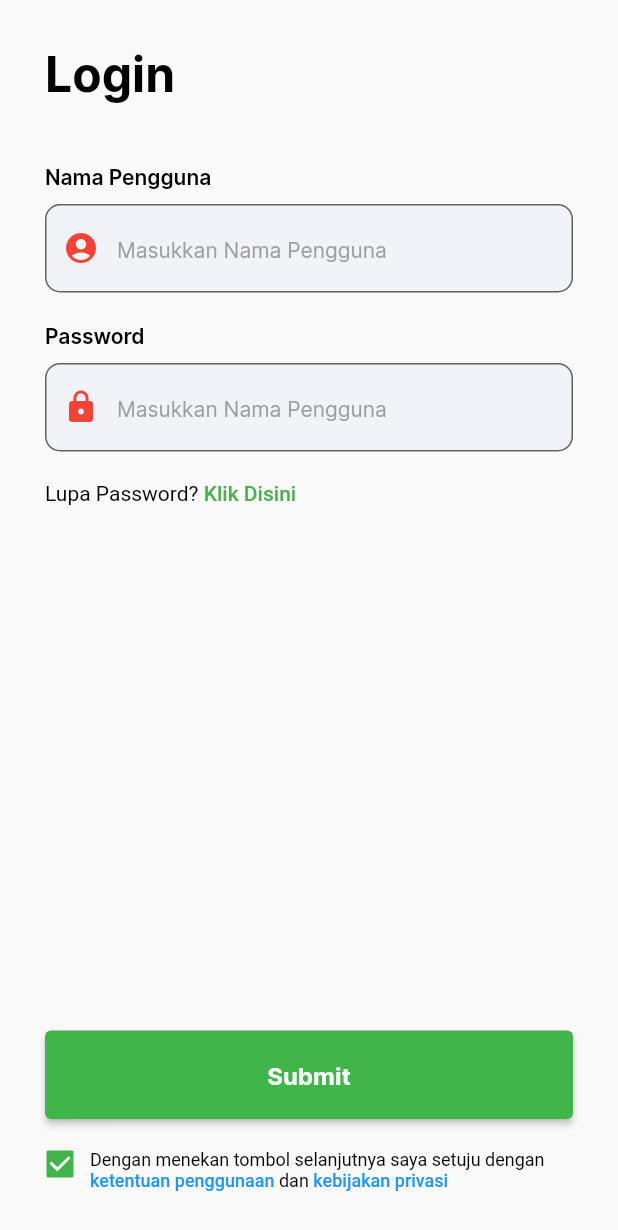
After one commit to IkbalGumilar/bmt_kbs, a Flutter app: the LoginPage screen opened directly, on a phone screen of 412 x 824 dp. The commit adds this screen. Shown: the top 1230 px of the screen. Run offline on Flutter 3.47's test engine with Material 2 defaults, Android fonts, the phone set to English and light mode, and no system bars; our stand-ins replace flutter_native_splash; statements that could not run were skipped.

Commit message:
Membuat login screen

```diff
--- /dev/null
+++ b/lib/screens/auth/login.dart
@@ -0,0 +1,221 @@
+import 'package:bmt_kbs/etc/color_pallete.dart';
+import 'package:flutter/gestures.dart';
+import 'package:flutter/material.dart';
+
+class LoginPage extends StatelessWidget {
+  const LoginPage({super.key});
+
+  @override
+  Widget build(BuildContext context) {
+    return Scaffold(
+      resizeToAvoidBottomInset: false,
+      body: SafeArea(
+        child: Padding(
+          padding: const EdgeInsets.all(30.0),
+          child: Column(
+            crossAxisAlignment: CrossAxisAlignment.start,
+            mainAxisAlignment: MainAxisAlignment.spaceBetween,
+            children: [
+              Column(
+                crossAxisAlignment: CrossAxisAlignment.start,
+                children: [
+                  Column(
+                    children: [
+                      const Text(
+                        "Login",
+                        style: TextStyle(
+                          color: Colors.black,
+                          fontSize: 32,
+                          fontWeight: FontWeight.w700,
+                        ),
+                      ),
+                      const SizedBox(
+                        height: 40,
+                      ),
+                    ],
+                  ),
+                  LoginInputWidget(
+                    label: "Nama Pengguna",
+                    inputIcon: Icons.account_circle_rounded,
+                  ),
+                  SizedBox(
+                    height: 20,
+                  ),
+                  LoginInputWidget(
+                    label: "Password",
+                    inputIcon: Icons.lock,
+                  ),
+                  SizedBox(
+                    height: 20,
+                  ),
+                  RichText(
+                    text: TextSpan(
+                      children: [
+                        TextSpan(
+                          text: "Lupa Password?",
+                          style: TextStyle(color: Colors.black),
+                        ),
+                        TextSpan(
+                          text: " Klik Disini",
+                          style: TextStyle(
+                            color: Colors.green,
+                            fontWeight: FontWeight.w500,
+                          ),
+                          recognizer: TapGestureRecognizer()
+                            ..onTap = () {
+                              print("Lupa Password");
+                            },
+                        ),
+                      ],
+                    ),
+                  ),
+                ],
+              ),
+              Flexible(
+                child: Column(
+                  mainAxisAlignment: MainAxisAlignment.end,
+                  children: [
+                    Column(
+                      children: [
+                        Column(
+                          crossAxisAlignment: CrossAxisAlignment.stretch,
+                          children: [
+                            ElevatedButton(
+                              onPressed: () {},
+                              child: Text(
+                                "Submit",
+                                style: TextStyle(
+                                    color: Colors.white,
+                                    fontSize: 16,
+                                    fontWeight: FontWeight.w700),
+                              ),
+                              style: ElevatedButton.styleFrom(
+                                backgroundColor: ColorPallete.primaryColor,
+                                padding: EdgeInsets.symmetric(vertical: 20),
+                              ),
+                            ),
+                          ],
+                        ),
+                        SizedBox(
+                          height: 20,
+                        ),
+                      ],
+                    ),
+                    Row(
+                      crossAxisAlignment: CrossAxisAlignment.start,
+                      children: [
+                        SizedBox(
+                          width: 20,
+                          height: 20,
+                          child: Checkbox(
+                            value: true,
+                            onChanged: (value) => print(value),
+                            fillColor: MaterialStateProperty.resolveWith(
+                                (states) => ColorPallete.primaryColor),
+                          ),
+                        ),
+                        SizedBox(
+                          width: 10,
+                        ),
+                        Flexible(
+                          child: RichText(
+                            text: TextSpan(
+                              children: [
+                                TextSpan(
+                                  style: TextStyle(
+                                    color: Colors.black,
+                                    fontSize: 12,
+                                  ),
+                                  text:
+                                      "Dengan menekan tombol selanjutnya saya setuju dengan ",
+                                ),
+                                TextSpan(
+                                  text: "ketentuan penggunaan ",
+                                  style: TextStyle(
+                                    color: Colors.blue,
+                                    fontSize: 12,
+                                    fontWeight: FontWeight.w500,
+                                  ),
+                                ),
+                                TextSpan(
+                                  text: "dan ",
+                                  style: TextStyle(
+                                    color: Colors.black,
+                                    fontSize: 12,
+                                  ),
+                                ),
+                                TextSpan(
+                                  text: "kebijakan privasi ",
+                                  style: TextStyle(
+                                    color: Colors.blue,
+                                    fontSize: 12,
+                                    fontWeight: FontWeight.w500,
+                                  ),
+                                ),
+                              ],
+                            ),
+                          ),
+                        ),
+                      ],
+                    ),
+                  ],
+                ),
+              ),
+            ],
+          ),
+        ),
+      ),
+    );
+  }
+}
+
+class LoginInputWidget extends StatelessWidget {
+  String label;
+  IconData inputIcon;
+
+  LoginInputWidget({
+    required this.label,
+    required this.inputIcon,
+    Key? key,
+  }) : super(key: key);
+
+  @override
+  Widget build(BuildContext context) {
+    return Column(
+      crossAxisAlignment: CrossAxisAlignment.start,
+      children: [
+        Text(
+          label,
+          style: TextStyle(
+            color: Colors.black,
+            fontSize: 14,
+            fontWeight: FontWeight.w600,
+          ),
+        ),
+        SizedBox(
+          height: 10,
+        ),
+        TextField(
+          autocorrect: false,
+          decoration: InputDecoration(
+            filled: true,
+            fillColor: Color.fromARGB(10, 44, 80, 203),
+            hintText: "Masukkan Nama Pengguna",
+            hintStyle: TextStyle(
+              color: Colors.grey,
+              fontSize: 14,
+              fontWeight: FontWeight.w400,
+            ),
+            prefixIcon: Icon(inputIcon),
+            prefixIconColor: Colors.red,
+            border: OutlineInputBorder(
+              borderRadius: BorderRadius.circular(10),
+            ),
+          ),
+        ),
+      ],
+    );
+  }
+}
+
+//Icons.account_circle_rounded
--- a/lib/screens/intro.dart
+++ b/lib/screens/intro.dart
@@ -1,5 +1,6 @@
 import 'package:bmt_kbs/etc/color_pallete.dart';
 import 'package:bmt_kbs/models/slider_model.dart';
+import 'package:bmt_kbs/screens/auth/login.dart';
 import 'package:bmt_kbs/screens/home.dart';
 import 'package:flutter/material.dart';
 
@@ -30,6 +31,7 @@ class _HomeScreenState extends State<HomeScreen> {
   @override
   Widget build(BuildContext context) {
     return Scaffold(
+      backgroundColor: Colors.white,
       body: Column(
         children: [
           Expanded(
@@ -63,18 +65,21 @@ class _HomeScreenState extends State<HomeScreen> {
             width: double.infinity,
             child: ElevatedButton(
               child: Text(
-                currentIndex == slides.length - 1 ? "Continue" : "Next",
+                currentIndex == slides.length - 1 ? "Lanjutkan" : "Selanjutnya",
               ),
               onPressed: () {
                 if (currentIndex == slides.length - 1) {
                   Navigator.pushReplacement(
                     context,
-                    MaterialPageRoute(builder: (context) => const HomePage()),
+                    MaterialPageRoute(builder: (context) => const LoginPage()),
                   );
+                } else {
+                  _controller.hasClients
+                      ? _controller.nextPage(
+                          duration: Duration(milliseconds: 100),
+                          curve: Curves.ease)
+                      : print("Gagal pindah page");
                 }
-                _controller.nextPage(
-                    duration: const Duration(milliseconds: 100),
-                    curve: Curves.bounceIn);
               },
               style: ElevatedButton.styleFrom(
                 textStyle: const TextStyle(
@@ -88,7 +93,6 @@ class _HomeScreenState extends State<HomeScreen> {
           ),
         ],
       ),
-      backgroundColor: Colors.white,
     );
   }
 
@@ -117,8 +121,7 @@ class Slider extends StatelessWidget {
 
   @override
   Widget build(BuildContext context) {
-    return Scaffold(
-      body: Column(
+    return Column(
       children: [
         Container(
           width: 300,
@@ -130,7 +133,7 @@ class Slider extends StatelessWidget {
           ),
         ),
         Padding(
-            padding: EdgeInsets.all(10),
+          padding: const EdgeInsets.all(16),
           child: Column(
             children: [
               Text(
@@ -141,7 +144,7 @@ class Slider extends StatelessWidget {
                   fontSize: 20,
                 ),
               ),
-                SizedBox(
+              const SizedBox(
                 height: 16,
               ),
               Text(
@@ -149,7 +152,7 @@ class Slider extends StatelessWidget {
                 description,
                 style: const TextStyle(
                   color: Colors.black87,
-                    fontSize: 15,
+                  fontSize: 14,
                   fontWeight: FontWeight.w500,
                 ),
               ),
@@ -157,7 +160,6 @@ class Slider extends StatelessWidget {
           ),
         ),
       ],
-      ),
     );
   }
 }
```
Lines whose indentation alone changed are shown as unchanged.
